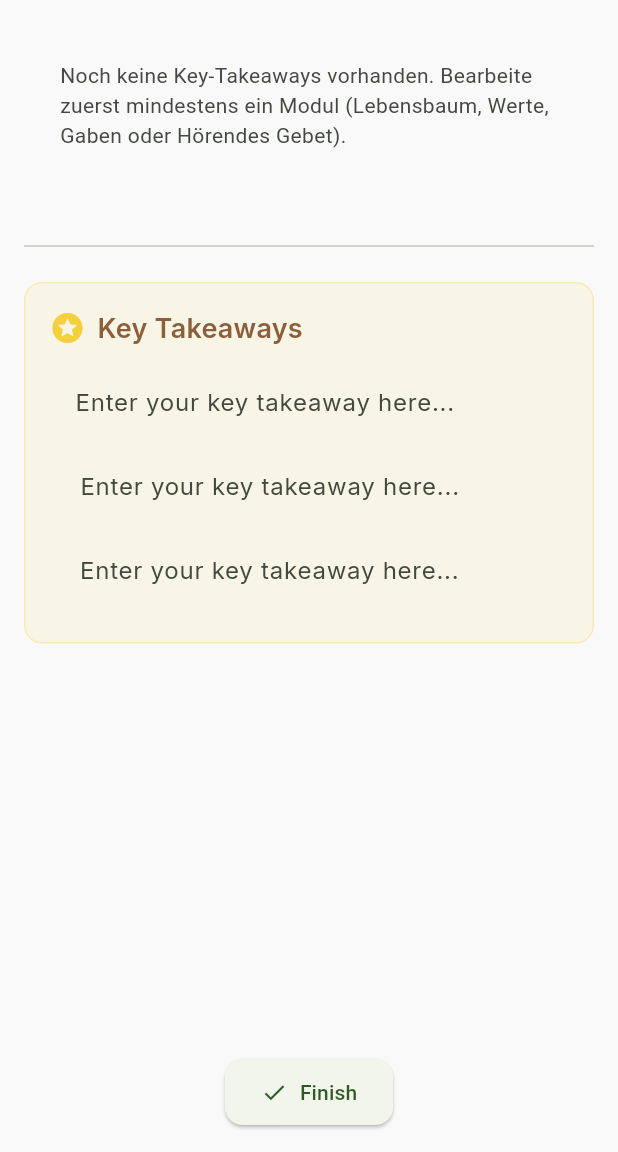
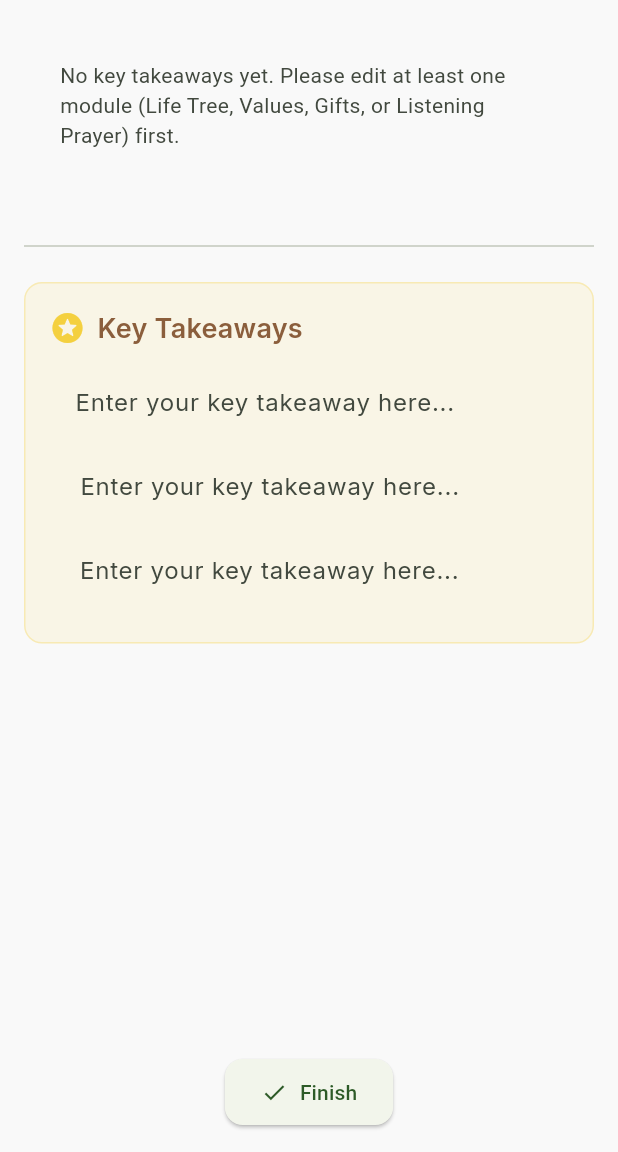
Before and after one commit to Paradoxianer/design_for_life, a Flutter app: the SynthesisScreen screen opened by its route, after a tap on "Finish", after a tap on the "edit" icon, on a phone screen of 412 x 824 dp, the part 84-1236 px from its top. Run offline on Flutter 3.47's test engine with Material 3 defaults, Android fonts, the phone set to English and light mode, and no system bars; our stand-ins replace equatable, flutter_bloc, go_router, google_fonts, hydrated_bloc, image_picker and 2 more; missing offline and left inert: graphview.

Commit message:
Stability package: fix overflow (#44), localization (#43), timeline (#26), responsive (#21)
- #44/#21: Replace Flutter Stepper with StageHeader+AnimatedSwitcher in values_editor.dart
- #44/#21: Fix SegmentedButton overflow in values_rating_view.dart (Row layout + ListView.builder)
- #21: Fix footer overflow in values_assessment_screen.dart (Flexible instead of fixed SizedBox)
- #21: Make ValuesDefinitionsView scrollable (SingleChildScrollView)
- #21: Make ValuesReflectionView properly scrollable (remove shrinkWrap:true)
- #43: Add 18 new l10n keys to app_en.arb, app_de.arb and generated files
- #43: Fix hardcoded strings in values_result.dart, values_definitions_view.dart
- #43: Replace all hardcoded DE strings in synthesis_editor.dart with l10n
- #43: Replace all hardcoded DE strings in synthesis_result.dart with l10n
- #43: Fix share content labels and title in synthesis_screen.dart
- #43: Fix hardcoded route fallback titles in main.dart
- #26: Timeline always opens in edit mode (resultMode: false)
- #26: Synthesis completion: hasAnyCards instead of checking color tags

Closes #44 #43 #26 #21

```diff
--- a/lib/features/synthesis/bloc/synthesis_state.dart
+++ b/lib/features/synthesis/bloc/synthesis_state.dart
@@ -60,11 +60,7 @@ class SynthesisState extends Equatable {
 
   bool get hasAnyCards => columns.values.any((cards) => cards.isNotEmpty);
 
-  bool get isCompleted {
-    if (!hasAnyCards) return false;
-    final allCards = columns.values.expand((cards) => cards);
-    return allCards.any((c) => c.tag != 'none');
-  }
+  bool get isCompleted => hasAnyCards;
 
   Map<String, List<SynthesisCard>> copyColumns() =>
       columns.map((k, v) => MapEntry(k, List<SynthesisCard>.from(v)));
--- a/lib/features/synthesis/screens/synthesis_screen.dart
+++ b/lib/features/synthesis/screens/synthesis_screen.dart
@@ -1,6 +1,7 @@
 import 'package:flutter/material.dart';
 import 'package:flutter_bloc/flutter_bloc.dart';
 
+import 'package:design_for_life/l10n/generated/app_localizations.dart';
 import '../../../core/models/shareable_content.dart';
 import '../../../core/services/share_service.dart';
 import '../../../core/widgets/dfl_module_scaffold.dart';
@@ -78,14 +79,15 @@ class _SynthesisScreenState extends State<SynthesisScreen> {
     return s.getRankedGifts().take(3).map((g) => g.name).toList();
   }
 
-  ShareableContent _buildShareContent(SynthesisState state) {
+  ShareableContent _buildShareContent(BuildContext context, SynthesisState state) {
+    final l10n = AppLocalizations.of(context);
     final items = <ShareableItem>[];
     final labels = {
-      'gifts': 'Gaben',
-      'values': 'Werte',
-      'prayer': 'Hörendes Gebet',
-      'goals': 'Ziele',
-      'lifeTree': 'Lebensbaum',
+      'gifts': l10n.connectionsColGifts,
+      'values': l10n.connectionsColValues,
+      'prayer': l10n.connectionsColPrayer,
+      'goals': l10n.connectionsColGoals,
+      'lifeTree': l10n.connectionsColLifeTree,
     };
     final tagIcons = {
       'red': '🔴',
@@ -123,7 +125,7 @@ class _SynthesisScreenState extends State<SynthesisScreen> {
     }
 
     return ShareableContent(
-      title: 'Connections',
+      title: widget.title,
       items: items,
     );
   }
@@ -132,7 +134,7 @@ class _SynthesisScreenState extends State<SynthesisScreen> {
   Widget build(BuildContext context) {
     return BlocBuilder<SynthesisBloc, SynthesisState>(
       builder: (context, state) {
-        final shareContent = _buildShareContent(state);
+        final shareContent = _buildShareContent(context, state);
         return DflModuleScaffold(
           title: widget.title,
           initialEditMode: widget.initialEditMode,
--- a/lib/features/synthesis/widgets/synthesis_editor.dart
+++ b/lib/features/synthesis/widgets/synthesis_editor.dart
@@ -2,6 +2,7 @@ import 'package:flutter/gestures.dart';
 import 'package:flutter/material.dart';
 import 'package:flutter_bloc/flutter_bloc.dart';
 
+import 'package:design_for_life/l10n/generated/app_localizations.dart';
 import '../../../core/widgets/dfl_module_editor.dart';
 import '../bloc/synthesis_bloc.dart';
 
@@ -40,21 +41,34 @@ class _ConnectionsEditorLayout extends DflModuleEditor {
 class _ConnectionsBoard extends StatelessWidget {
   const _ConnectionsBoard();
 
-  static const _columns = [
-    ('lifeTree', 'Lebensbaum', Color(0xFF2E7D32), Icons.account_tree_rounded),
-    ('values', 'Werte', Color(0xFF2D5A27), Icons.diamond_outlined),
-    ('gifts', 'Gaben', Color(0xFF6B4C9A), Icons.volunteer_activism_rounded),
-    ('prayer', 'Hörendes Gebet', Color(0xFF1565C0), Icons.hearing_rounded),
-    ('goals', 'Ziele', Color(0xFF8B5E3C), Icons.flag_rounded),
+  static const _columnDefs = [
+    ('lifeTree', Color(0xFF2E7D32), Icons.account_tree_rounded),
+    ('values', Color(0xFF2D5A27), Icons.diamond_outlined),
+    ('gifts', Color(0xFF6B4C9A), Icons.volunteer_activism_rounded),
+    ('prayer', Color(0xFF1565C0), Icons.hearing_rounded),
+    ('goals', Color(0xFF8B5E3C), Icons.flag_rounded),
   ];
+
+  String _columnLabel(BuildContext context, String key) {
+    final l10n = AppLocalizations.of(context);
+    switch (key) {
+      case 'lifeTree': return l10n.connectionsColLifeTree;
+      case 'values': return l10n.connectionsColValues;
+      case 'gifts': return l10n.connectionsColGifts;
+      case 'prayer': return l10n.connectionsColPrayer;
+      case 'goals': return l10n.connectionsColGoals;
+      default: return key;
+    }
+  }
 
   @override
   Widget build(BuildContext context) {
+    final l10n = AppLocalizations.of(context);
     final theme = Theme.of(context);
     return BlocBuilder<SynthesisBloc, SynthesisState>(
       builder: (context, state) {
         // Only show columns that have cards
-        final activeColumns = _columns
+        final activeColumns = _columnDefs
             .where((col) => (state.columns[col.$1] ?? const []).isNotEmpty)
             .toList();
 
@@ -62,8 +76,7 @@ class _ConnectionsBoard extends StatelessWidget {
           return Padding(
             padding: const EdgeInsets.all(24),
             child: Text(
-              'Noch keine Key-Takeaways vorhanden. '
-              'Bearbeite zuerst mindestens ein Modul (Lebensbaum, Werte, Gaben oder Hörendes Gebet).',
+              l10n.connectionsNoContent,
               style: theme.textTheme.bodyMedium?.copyWith(
                 color: theme.colorScheme.onSurfaceVariant,
               ),
@@ -75,8 +88,7 @@ class _ConnectionsBoard extends StatelessWidget {
           crossAxisAlignment: CrossAxisAlignment.start,
           children: [
             Text(
-              'Ordne Karten innerhalb einer Spalte per Drag & Drop. '
-              'Weise jeder Karte eine Farbe zu, um Gemeinsamkeiten zu markieren.',
+              l10n.connectionsGuidance,
               style: theme.textTheme.bodySmall?.copyWith(
                 color: theme.colorScheme.onSurfaceVariant,
               ),
@@ -94,10 +106,10 @@ class _ConnectionsBoard extends StatelessWidget {
                 child: Row(
                   crossAxisAlignment: CrossAxisAlignment.start,
                   children: [
-                    for (final (key, label, color, icon) in activeColumns) ...[
+                    for (final (key, color, icon) in activeColumns) ...[
                       _ConnectionsColumn(
                         columnKey: key,
-                        label: label,
+                        label: _columnLabel(context, key),
                         color: color,
                         icon: icon,
                         cards: state.columns[key] ?? const <SynthesisCard>[],
@@ -212,16 +224,21 @@ class _ConnectionCard extends StatelessWidget {
     'gold': Color(0xFFF9A825),
   };
 
-  static const _tagLabels = {
-    'none': 'Keine Farbe',
-    'red': 'Rot',
-    'blue': 'Blau',
-    'green': 'Grün',
-    'gold': 'Gelb',
-  };
+  String _tagLabel(BuildContext context, String tag) {
+    final l10n = AppLocalizations.of(context);
+    switch (tag) {
+      case 'none': return l10n.connectionsColorNone;
+      case 'red': return l10n.connectionsColorRed;
+      case 'blue': return l10n.connectionsColorBlue;
+      case 'green': return l10n.connectionsColorGreen;
+      case 'gold': return l10n.connectionsColorGold;
+      default: return tag;
+    }
+  }
 
   @override
   Widget build(BuildContext context) {
+    final l10n = AppLocalizations.of(context);
     final theme = Theme.of(context);
     final tagColor = _tagColors[card.tag] ?? _tagColors['none']!;
 
@@ -243,31 +260,31 @@ class _ConnectionCard extends StatelessWidget {
               decoration: BoxDecoration(color: tagColor, shape: BoxShape.circle),
             ),
             const SizedBox(width: 6),
-            Text(_tagLabels[card.tag] ?? 'Keine Farbe'),
+            Text(_tagLabel(context, card.tag)),
           ],
         ),
         trailing: PopupMenuButton<String>(
           icon: const Icon(Icons.palette_outlined),
-          tooltip: 'Farbe zuweisen',
+          tooltip: l10n.connectionsAssignColor,
           onSelected: (value) {
             context.read<SynthesisBloc>().add(SetSynthesisCardTag(card.id, value));
           },
           itemBuilder: (_) => [
-            for (final entry in _tagLabels.entries)
+            for (final tag in ['none', 'red', 'blue', 'green', 'gold'])
               PopupMenuItem<String>(
-                value: entry.key,
+                value: tag,
                 child: Row(
                   children: [
                     Container(
                       width: 10,
                       height: 10,
                       decoration: BoxDecoration(
-                        color: _tagColors[entry.key],
+                        color: _tagColors[tag],
                         shape: BoxShape.circle,
                       ),
                     ),
                     const SizedBox(width: 8),
-                    Text(entry.value),
+                    Text(_tagLabel(context, tag)),
                   ],
                 ),
               ),
--- a/lib/features/synthesis/widgets/synthesis_result.dart
+++ b/lib/features/synthesis/widgets/synthesis_result.dart
@@ -1,6 +1,7 @@
 import 'package:flutter/gestures.dart';
 import 'package:flutter/material.dart';
 
+import 'package:design_for_life/l10n/generated/app_localizations.dart';
 import '../bloc/synthesis_bloc.dart';
 
 class SynthesisResult extends StatelessWidget {
@@ -9,11 +10,11 @@ class SynthesisResult extends StatelessWidget {
   const SynthesisResult({super.key, required this.state});
 
   static const _sections = [
-    ('lifeTree', 'Lebensbaum', Color(0xFF2E7D32)),
-    ('values', 'Werte', Color(0xFF2D5A27)),
-    ('gifts', 'Gaben', Color(0xFF6B4C9A)),
-    ('prayer', 'Hörendes Gebet', Color(0xFF1565C0)),
-    ('goals', 'Ziele', Color(0xFF8B5E3C)),
+    ('lifeTree', Color(0xFF2E7D32)),
+    ('values', Color(0xFF2D5A27)),
+    ('gifts', Color(0xFF6B4C9A)),
+    ('prayer', Color(0xFF1565C0)),
+    ('goals', Color(0xFF8B5E3C)),
   ];
 
   static const _tagColors = {
@@ -23,8 +24,21 @@ class SynthesisResult extends StatelessWidget {
     'gold': Color(0xFFF9A825),
   };
 
+  String _sectionLabel(BuildContext context, String key) {
+    final l10n = AppLocalizations.of(context);
+    switch (key) {
+      case 'lifeTree': return l10n.connectionsColLifeTree;
+      case 'values': return l10n.connectionsColValues;
+      case 'gifts': return l10n.connectionsColGifts;
+      case 'prayer': return l10n.connectionsColPrayer;
+      case 'goals': return l10n.connectionsColGoals;
+      default: return key;
+    }
+  }
+
   @override
   Widget build(BuildContext context) {
+    final l10n = AppLocalizations.of(context);
     final theme = Theme.of(context);
     final allCards = state.columns.values.expand((x) => x).toList();
     final grouped = <String, List<SynthesisCard>>{};
@@ -44,19 +58,20 @@ class SynthesisResult extends StatelessWidget {
         crossAxisAlignment: CrossAxisAlignment.start,
         children: [
           if (grouped.isNotEmpty) ...[
-            Text('Nach Farben gruppiert', style: theme.textTheme.titleMedium),
+            Text(l10n.connectionsGroupedByColor, style: theme.textTheme.titleMedium),
             const SizedBox(height: 10),
             for (final entry in grouped.entries) ...[
               _ColorGroupCard(
                 color: _tagColors[entry.key] ?? Colors.grey,
                 cards: entry.value,
+                label: l10n.connectionsColorGroup(entry.value.length),
               ),
               const SizedBox(height: 10),
             ],
             const SizedBox(height: 16),
           ],
           if (activeSections.isNotEmpty) ...[
-            Text('Matrix-Ansicht', style: theme.textTheme.titleMedium),
+            Text(l10n.connectionsMatrixView, style: theme.textTheme.titleMedium),
             const SizedBox(height: 10),
             ScrollConfiguration(
               behavior: ScrollConfiguration.of(context).copyWith(
@@ -70,9 +85,9 @@ class SynthesisResult extends StatelessWidget {
                 child: Row(
                   crossAxisAlignment: CrossAxisAlignment.start,
                   children: [
-                    for (final (key, label, color) in activeSections) ...[
+                    for (final (key, color) in activeSections) ...[
                       _ResultColumn(
-                        label: label,
+                        label: _sectionLabel(context, key),
                         color: color,
                         cards: state.columns[key] ?? const <SynthesisCard>[],
                       ),
@@ -85,7 +100,7 @@ class SynthesisResult extends StatelessWidget {
             const SizedBox(height: 20),
           ],
           if (state.takeaways.any((t) => t.trim().isNotEmpty)) ...[
-            Text('Key Takeaways', style: theme.textTheme.titleMedium),
+            Text(l10n.keyTakeaways, style: theme.textTheme.titleMedium),
             const SizedBox(height: 8),
             for (final takeaway in state.takeaways)
               if (takeaway.trim().isNotEmpty)
@@ -105,10 +120,12 @@ class SynthesisResult extends StatelessWidget {
 class _ColorGroupCard extends StatelessWidget {
   final Color color;
   final List<SynthesisCard> cards;
+  final String label;
 
   const _ColorGroupCard({
     required this.color,
     required this.cards,
+    required this.label,
   });
 
   @override
@@ -136,7 +153,7 @@ class _ColorGroupCard extends StatelessWidget {
               ),
               const SizedBox(width: 8),
               Text(
-                'Farbgruppe (${cards.length})',
+                label,
                 style: theme.textTheme.titleSmall,
               ),
             ],
--- a/lib/features/timeline/screens/timeline_screen.dart
+++ b/lib/features/timeline/screens/timeline_screen.dart
@@ -91,7 +91,7 @@ class _TimelineCardWrapper extends StatelessWidget {
       onTap: () {
         final targetRoute = TimelineModuleRegistry.buildRoute(
           session,
-          resultMode: isCompleted,
+          resultMode: false,
         );
         if (targetRoute != null) {
           context.push('/$targetRoute');
--- a/lib/features/values/widgets/values_reflection_view.dart
+++ b/lib/features/values/widgets/values_reflection_view.dart
@@ -15,7 +15,6 @@ class ValuesReflectionView extends StatelessWidget {
     return BlocBuilder<ValuesBloc, ValuesState>(
       builder: (context, state) {
         return ListView(
-          shrinkWrap: true,
           padding: const EdgeInsets.all(16),
           children: [
             Text(
--- a/lib/features/values/widgets/values_result.dart
+++ b/lib/features/values/widgets/values_result.dart
@@ -16,8 +16,8 @@ class ValuesResult extends StatelessWidget {
         final top8 = state.topEightValues;
 
         if (top8.isEmpty) {
-          return const Center(
-            child: Text('Noch keine Werte ausgewählt.'),
+          return Center(
+            child: Text(l10n.valuesNoValuesSelected),
           );
         }
 
--- a/lib/l10n/app_en.arb
+++ b/lib/l10n/app_en.arb
@@ -268,5 +268,32 @@
   "valueEffektivitaet": "Effectiveness",
   "valueFriede": "Peace",
   "valueFairness": "Fairness",
-  "valueLoyalitaet": "Loyalty"
+  "valueLoyalitaet": "Loyalty",
+
+  "valuesNoValuesSelected": "No values selected yet.",
+  "valuesSelectEightFirst": "Please select 8 values in Phase 1 (Rating) first.",
+
+  "connectionsColLifeTree": "Life Tree",
+  "connectionsColValues": "Values",
+  "connectionsColGifts": "Gifts",
+  "connectionsColPrayer": "Listening Prayer",
+  "connectionsColGoals": "Goals",
+  "connectionsGroupedByColor": "Grouped by Color",
+  "connectionsMatrixView": "Matrix View",
+  "connectionsColorGroup": "Color Group ({count})",
+  "@connectionsColorGroup": {
+    "placeholders": {
+      "count": {
+        "type": "int"
+      }
+    }
+  },
+  "connectionsNoContent": "No key takeaways yet. Please edit at least one module (Life Tree, Values, Gifts, or Listening Prayer) first.",
+  "connectionsGuidance": "Sort cards within a column by drag & drop. Assign each card a color to mark commonalities.",
+  "connectionsAssignColor": "Assign Color",
+  "connectionsColorNone": "No Color",
+  "connectionsColorRed": "Red",
+  "connectionsColorBlue": "Blue",
+  "connectionsColorGreen": "Green",
+  "connectionsColorGold": "Yellow"
 }
--- a/lib/main.dart
+++ b/lib/main.dart
@@ -128,7 +128,8 @@ class DflApp extends StatelessWidget {
         GoRoute(
           path: '/values',
           builder: (context, state) {
-            final title = state.uri.queryParameters['title'] ?? 'Werte herausfinden';
+            final l10n = AppLocalizations.of(context);
+            final title = state.uri.queryParameters['title'] ?? l10n.valuesTitle;
             final mode = state.uri.queryParameters['mode'];
             return ValuesAssessmentScreen(
               title: title,
@@ -139,7 +140,8 @@ class DflApp extends StatelessWidget {
         GoRoute(
           path: '/feedback',
           builder: (context, state) {
-            final title = state.uri.queryParameters['title'] ?? 'Feedbackbogen';
+            final l10n = AppLocalizations.of(context);
+            final title = state.uri.queryParameters['title'] ?? l10n.feedbackTitle;
             final mode = state.uri.queryParameters['mode'];
             return FeedbackScreen(
               title: title,
@@ -150,8 +152,9 @@ class DflApp extends StatelessWidget {
         GoRoute(
           path: '/imagine/:sessionId',
           builder: (context, state) {
+            final l10n = AppLocalizations.of(context);
             final sessionId = state.pathParameters['sessionId']!;
-            final title = state.uri.queryParameters['title'] ?? 'Zusammenfassung';
+            final title = state.uri.queryParameters['title'] ?? l10n.timelineImagineTitle;
             final mode = state.uri.queryParameters['mode'];
             return ImagineScreen(
               sessionId: sessionId,
@@ -163,8 +166,9 @@ class DflApp extends StatelessWidget {
         GoRoute(
           path: '/life-tree/:sessionId',
           builder: (context, state) {
+            final l10n = AppLocalizations.of(context);
             final sessionId = state.pathParameters['sessionId']!;
-            final title = state.uri.queryParameters['title'] ?? 'Lebensbaum';
+            final title = state.uri.queryParameters['title'] ?? l10n.lifeTreeTitle;
             final mode = state.uri.queryParameters['mode'];
             return LifeTreeScreen(
               sessionId: sessionId,
@@ -176,7 +180,8 @@ class DflApp extends StatelessWidget {
         GoRoute(
           path: '/synthesis',
           builder: (context, state) {
-            final title = state.uri.queryParameters['title'] ?? 'Connections';
+            final l10n = AppLocalizations.of(context);
+            final title = state.uri.queryParameters['title'] ?? l10n.timelineSynthesisTitle;
             final mode = state.uri.queryParameters['mode'];
             return SynthesisScreen(
               giftsSessionId: state.uri.queryParameters['giftsSession'] ?? 'session_5',
```
Also changed, not shown: lib/features/values/screens/values_assessment_screen.dart (+3 -5 lines), lib/features/values/widgets/values_definitions_view.dart (+4 -4 lines), lib/features/values/widgets/values_editor.dart (+24 -28 lines), lib/features/values/widgets/values_rating_view.dart (+32 -26 lines), lib/l10n/app_de.arb (+28 -1 lines), lib/l10n/generated/app_localizations.dart, lib/l10n/generated/app_localizations_de.dart, lib/l10n/generated/app_localizations_en.dart.
